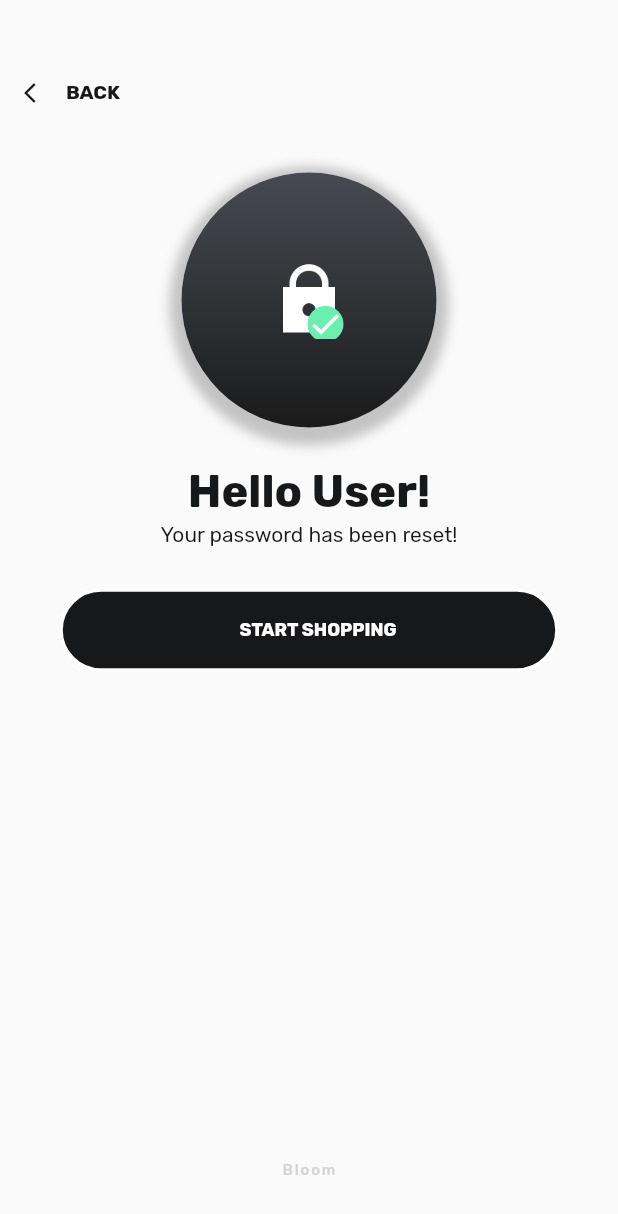
After one commit to Davisdavy/bloom-shopy, a Flutter app: the SuccessResetScreen screen opened directly, on a phone screen of 412 x 824 dp. The commit adds this screen. Shown: the top 1214 px of the screen. Run offline on Flutter 3.47's test engine with Material 2 defaults, Android fonts, the phone set to English and light mode, and no system bars; our stand-ins replace font_awesome_flutter, page_transition, responsive_framework.

Commit message:
Reset password and success screen

```diff
--- /dev/null
+++ b/lib/ui/success_reset_screen.dart
@@ -0,0 +1,182 @@
+import 'package:bloom/preferences/colors.dart';
+import 'package:bloom/ui/login_screen.dart';
+import 'package:bloom/widgets/bottom_navigation.dart';
+import 'package:bloom/widgets/custom_btn.dart';
+import 'package:bloom/widgets/custom_input.dart';
+import 'package:flutter/material.dart';
+import 'package:font_awesome_flutter/font_awesome_flutter.dart';
+import 'package:page_transition/page_transition.dart';
+
+class SuccessResetScreen extends StatefulWidget {
+  const SuccessResetScreen({Key? key}) : super(key: key);
+
+  @override
+  _SuccessResetScreenState createState() => _SuccessResetScreenState();
+}
+
+class _SuccessResetScreenState extends State<SuccessResetScreen> {
+  @override
+  Widget build(BuildContext context) {
+    return SafeArea(
+      child: Scaffold(
+        extendBodyBehindAppBar: true,
+        floatingActionButtonLocation: FloatingActionButtonLocation.centerFloat,
+        floatingActionButton: FloatingActionButton(
+          backgroundColor: Colors.transparent,
+          elevation: 0,
+          onPressed: () {},
+          child: const Text(
+            "Bloom",
+            style: TextStyle(color: grey, fontSize: 10),
+          ),
+        ),
+        body: SingleChildScrollView(
+          child: Column(
+            crossAxisAlignment: CrossAxisAlignment.center,
+            children: [
+              Stack(
+                children: [
+                  Container(
+                    height: MediaQuery.of(context).size.height / 2.2,
+                  ),
+                  Positioned(
+                    top: MediaQuery.of(context).size.height / 26,
+                    left: 0.0,
+                    child: Padding(
+                      padding: const EdgeInsets.symmetric(horizontal: 8.0),
+                      child: Row(
+                        children: [
+                          const Padding(
+                            padding: EdgeInsets.only(left: 8.0),
+                            child: Icon(
+                              Icons.arrow_back_ios,
+                              color: black,
+                              size: 16.0,
+                            ),
+                          ),
+                          Material(
+                            color: Colors.transparent,
+                            child: InkWell(
+                              onTap: () {
+                                Navigator.pop(context);
+                              },
+                              child: const CircleAvatar(
+                                backgroundColor: Colors.transparent,
+                                radius: 30,
+                                child: Text(
+                                  "BACK",
+                                  style: TextStyle(
+                                      color: black,
+                                      fontSize: 13.0,
+                                      fontWeight: FontWeight.bold),
+                                ),
+                              ),
+                            ),
+                          ),
+                        ],
+                      ),
+                    ),
+                  ),
+                  Align(
+                    alignment: Alignment.center,
+                    child: Padding(
+                      padding: const EdgeInsets.only(top: 110.0),
+                      child: Column(
+                        crossAxisAlignment: CrossAxisAlignment.center,
+                        children: [
+                          Container(
+                            height: 180,
+                            width: 170,
+                            decoration: BoxDecoration(
+                              color: Colors.white,
+                              shape: BoxShape.circle,
+                              boxShadow: [
+                                BoxShadow(
+                                  color: Colors.grey.withOpacity(0.6),
+                                  spreadRadius: 8,
+                                  blurRadius: 6,
+                                  offset: const Offset(0, 4),
+                                ),
+                              ],
+                            ),
+                            child: Container(
+                              decoration: BoxDecoration(
+                                  shape: BoxShape.circle,
+                                  gradient: LinearGradient(
+                                    begin: Alignment.bottomCenter,
+                                    end: Alignment.topCenter,
+                                    colors: [
+                                      Colors.black.withOpacity(.9),
+                                      gradient.withOpacity(0.9)
+                                    ],
+                                  )),
+                              child: Center(
+                                  child: Stack(
+                                children: [
+                                  Image.asset(
+                                    "assets/images/lock.png",
+                                    height: 52.0,
+                                  ),
+                                  const Positioned(
+                                    top: 30.0,
+                                    left: 25.0,
+                                    child: CircleAvatar(
+                                      radius: 12.0,
+                                      backgroundColor: Colors.greenAccent,
+                                      child: Icon(
+                                        Icons.check,
+                                        color: whiteThemeColor,
+                                      ),
+                                    ),
+                                  )
+                                ],
+                              )),
+                            ),
+                          ),
+                          const SizedBox(
+                            height: 20.0,
+                          ),
+                          const Center(
+                            child: Text(
+                              "Hello User!",
+                              style: TextStyle(
+                                  color: black,
+                                  fontSize: 30.0,
+                                  fontWeight: FontWeight.bold),
+                            ),
+                          ),
+                          const Center(
+                            child: Text(
+                              "Your password has been reset!",
+                              style: TextStyle(
+                                  color: black, height: 1.4, fontSize: 14),
+                            ),
+                          ),
+                        ],
+                      ),
+                    ),
+                  )
+                ],
+              ),
+              const SizedBox(
+                height: 10.0,
+              ),
+              CustomBtn(
+                text: "START SHOPPING",
+                textColor: whiteThemeColor,
+                color: black,
+                onPressed: () {
+                  Navigator.pushReplacement(
+                      context,
+                      PageTransition(
+                          child: const LoginScreen(),
+                          type: PageTransitionType.fade));
+                },
+              ),
+            ],
+          ),
+        ),
+      ),
+    );
+  }
+}
```
Also changed, not shown: lib/ui/login_screen.dart (+23 -2 lines), lib/ui/reset_screen.dart (+130 -1 lines), lib/ui/update_password_screen.dart (added, +163 -0 lines), lib/widgets/custom_input.dart (+17 -19 lines), assets/images/lock.png (added).
